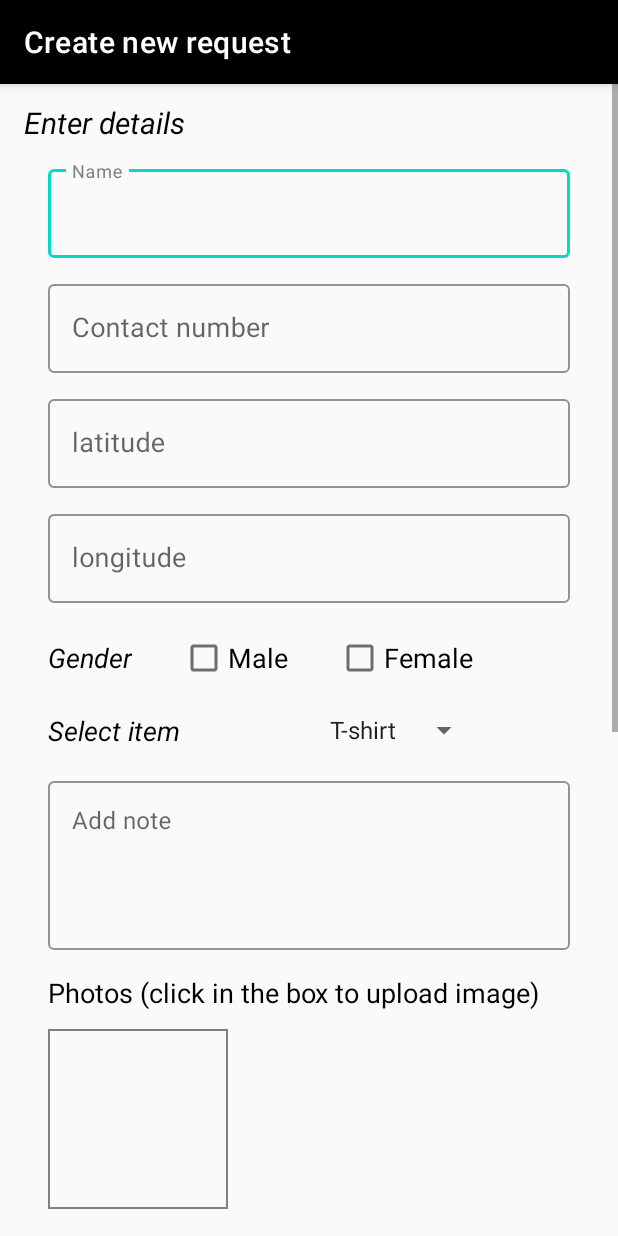
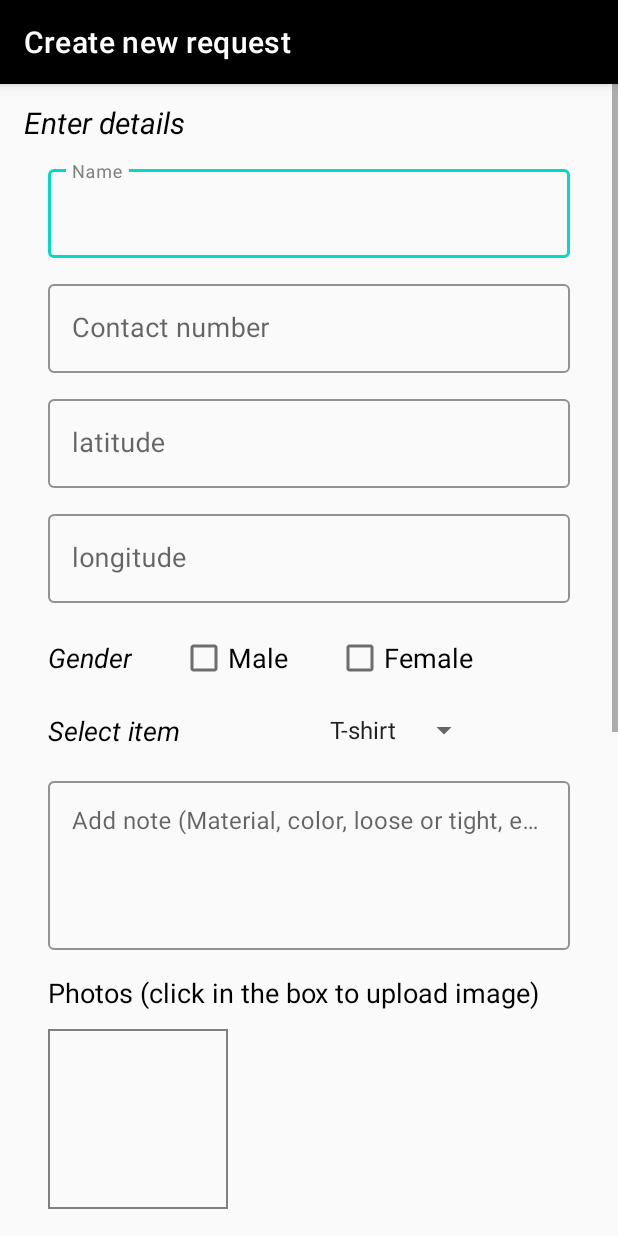
Before and after one commit to Justy-11/SewIt, an Android app: the fragment CreateReqFragment shown on its own in the app's theme, on a phone screen of 412 x 824 dp. Run offline under Robolectric (Android 15) with nearby library versions, the phone set to English and light mode, and no system bars; our stand-ins replace Firebase (no records; nobody signed in at launch, a user with empty details on screens opened directly); pictures from the network do not load.

Commit message:
update strings.xml

```diff
--- a/app/src/main/res/values/strings.xml
+++ b/app/src/main/res/values/strings.xml
@@ -49,7 +49,7 @@
     <string name="gender">Gender</string>
     <string name="male">Male</string>
     <string name="female">Female</string>
-    <string name="add_note">Add note</string>
+    <string name="add_note">Add note (Material, color, loose or tight, etc.)</string>
     <string name="select_item">Select item</string>
     <string-array name="items">
         <item>T-shirt</item>
```
